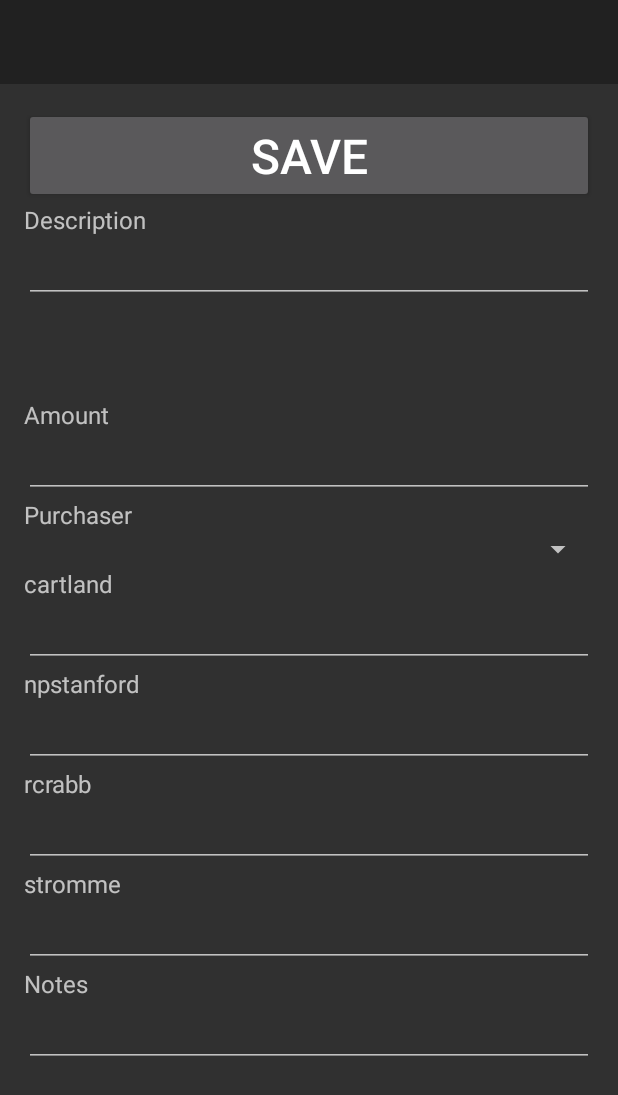
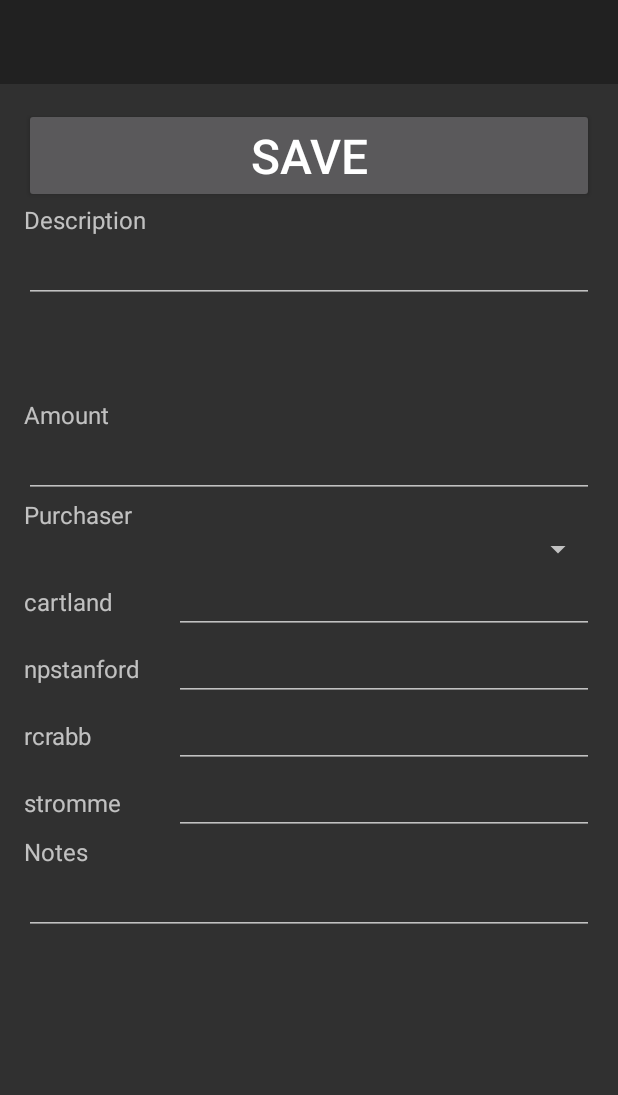
Before and after one commit to cartland/octavia-street-hilton, an Android app: the layout activity_transaction.xml on its own in the app's theme, with its tools: preview values and no code run, on a phone screen of 412 x 824 dp. Shown: the top 1095 px of the screen. Run offline under Robolectric (Android 15) with nearby library versions, the light colour scheme and no system bars.

Commit message:
Debts are easier to see.

```diff
--- a/android/app/src/main/res/layout/activity_transaction.xml
+++ b/android/app/src/main/res/layout/activity_transaction.xml
@@ -125,9 +125,13 @@
                     android:paddingBottom="@dimen/editor_padding"
                     />
 
+                <LinearLayout
+                    android:orientation="horizontal"
+                    android:layout_width="match_parent"
+                    android:layout_height="wrap_content">
                     <TextView
                         android:text="@string/cartland_header"
-                    android:layout_width="match_parent"
+                        android:layout_width="@dimen/debtor_name_width"
                         android:layout_height="wrap_content"
                         android:textSize="@dimen/small_header_height"
                         />
@@ -139,10 +143,15 @@
                         android:paddingBottom="@dimen/editor_padding"
                         android:inputType="numberDecimal"
                         />
+                </LinearLayout>
 
+                <LinearLayout
+                    android:orientation="horizontal"
+                    android:layout_width="match_parent"
+                    android:layout_height="wrap_content">
                     <TextView
                         android:text="@string/npstanford_header"
-                    android:layout_width="match_parent"
+                        android:layout_width="@dimen/debtor_name_width"
                         android:layout_height="wrap_content"
                         android:textSize="@dimen/small_header_height"
                         />
@@ -154,10 +163,15 @@
                         android:paddingBottom="@dimen/editor_padding"
                         android:inputType="numberDecimal"
                         />
+                </LinearLayout>
 
+                <LinearLayout
+                    android:orientation="horizontal"
+                    android:layout_width="match_parent"
+                    android:layout_height="wrap_content">
                     <TextView
                         android:text="@string/rcrabb_header"
-                    android:layout_width="match_parent"
+                        android:layout_width="@dimen/debtor_name_width"
                         android:layout_height="wrap_content"
                         android:textSize="@dimen/small_header_height"
                         />
@@ -169,10 +183,15 @@
                         android:paddingBottom="@dimen/editor_padding"
                         android:inputType="numberDecimal"
                         />
+                </LinearLayout>
 
+                <LinearLayout
+                    android:orientation="horizontal"
+                    android:layout_width="match_parent"
+                    android:layout_height="wrap_content">
                     <TextView
                         android:text="@string/stromme_header"
-                    android:layout_width="match_parent"
+                        android:layout_width="@dimen/debtor_name_width"
                         android:layout_height="wrap_content"
                         android:textSize="@dimen/small_header_height"
                         />
@@ -184,6 +203,7 @@
                         android:paddingBottom="@dimen/editor_padding"
                         android:inputType="numberDecimal"
                         />
+                </LinearLayout>
 
                 <TextView
                     android:text="@string/notes_header"
```
Lines whose indentation alone changed are shown as unchanged.
